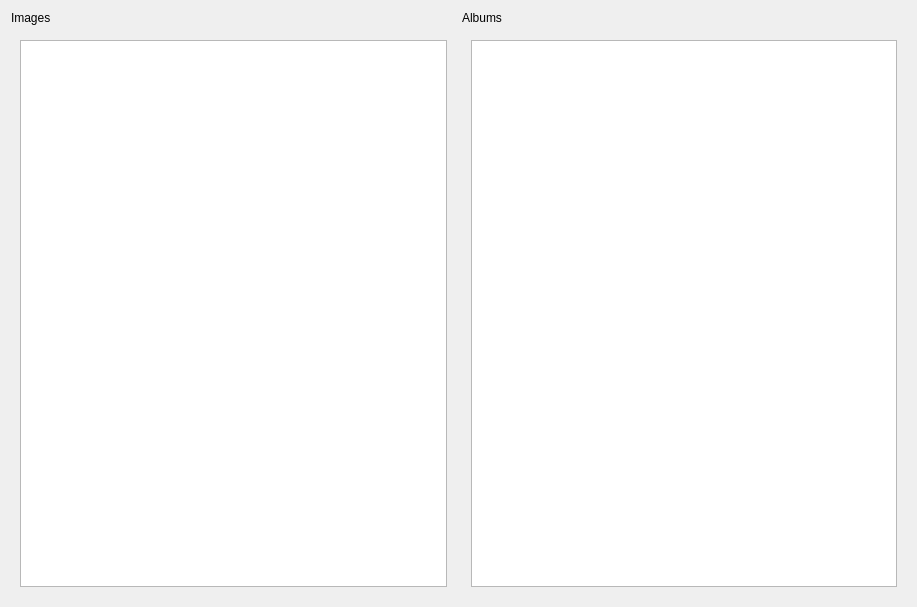
Qt form explorer.ui (GLTron3000/IHM_Photos) before a commit.
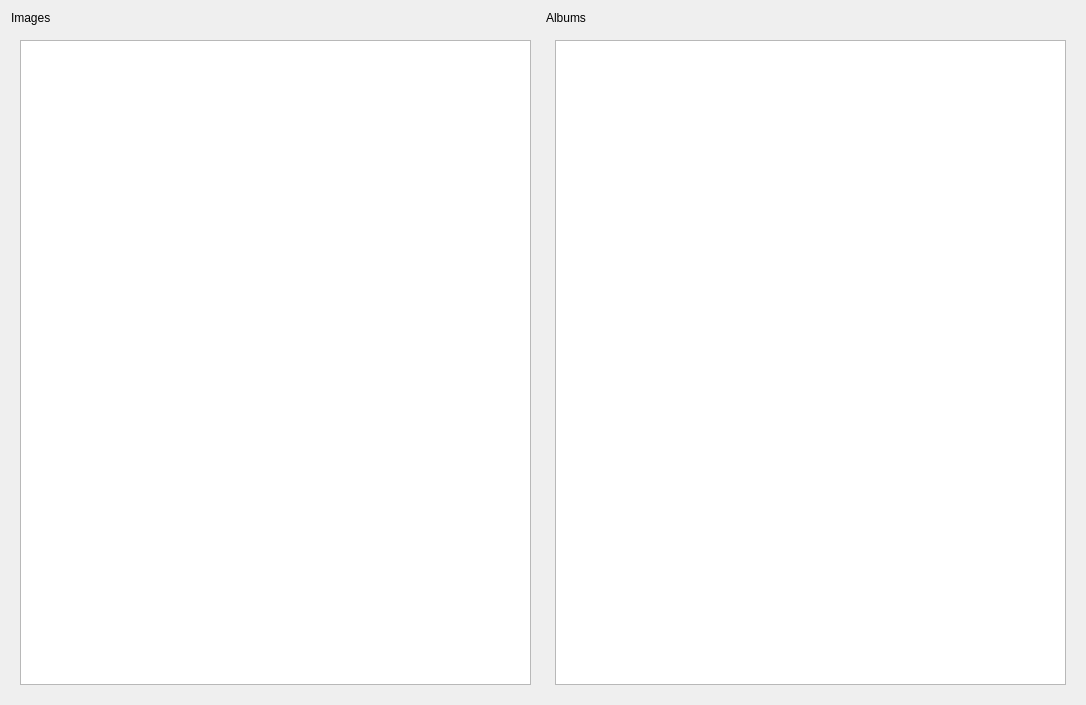
The same form after that commit.

The edit to the form file:
```diff
--- a/explorer.ui
+++ b/explorer.ui
@@ -6,8 +6,8 @@
    <rect>
     <x>0</x>
     <y>0</y>
-    <width>917</width>
-    <height>607</height>
+    <width>1086</width>
+    <height>705</height>
    </rect>
   </property>
   <property name="windowTitle">
@@ -38,8 +38,8 @@
            <rect>
             <x>0</x>
             <y>0</y>
-            <width>444</width>
-            <height>562</height>
+            <width>528</width>
+            <height>660</height>
            </rect>
           </property>
           <layout class="QHBoxLayout" name="horizontalLayout_2">
@@ -144,8 +144,8 @@
            <rect>
             <x>0</x>
             <y>0</y>
-            <width>443</width>
-            <height>562</height>
+            <width>528</width>
+            <height>660</height>
            </rect>
           </property>
           <layout class="QHBoxLayout" name="horizontalLayout_3">
```
Left out of the diff: 2 changed lines with no effect on the pictures.
